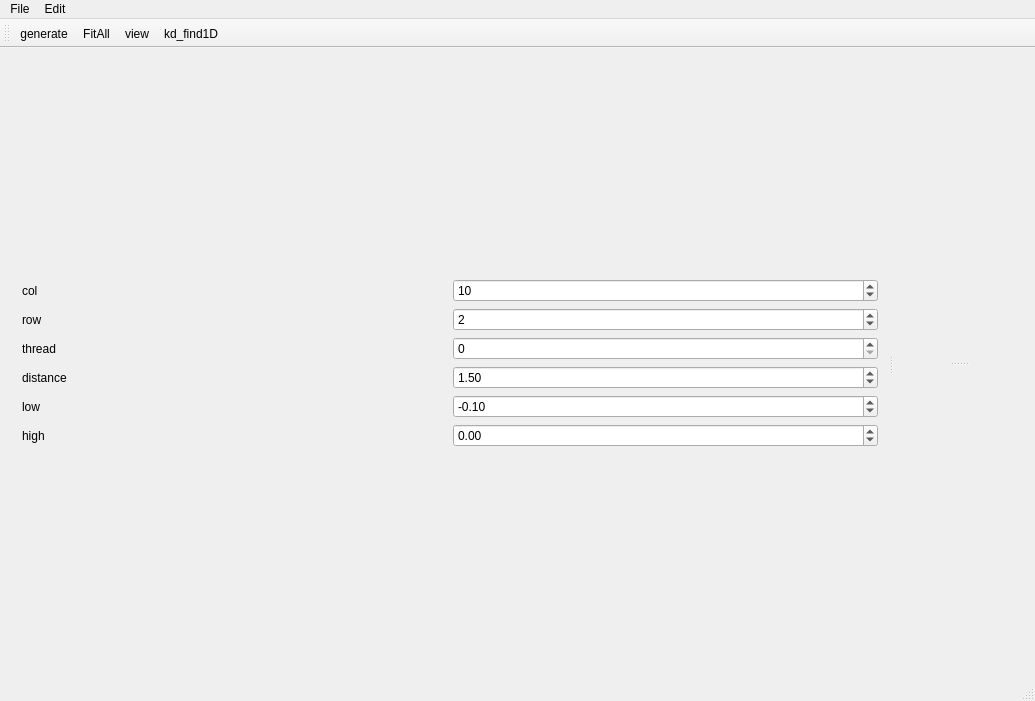
Qt form OccDebuger/MainWindowOcc.ui (WisdomToNorth/OccDemo) before a commit.
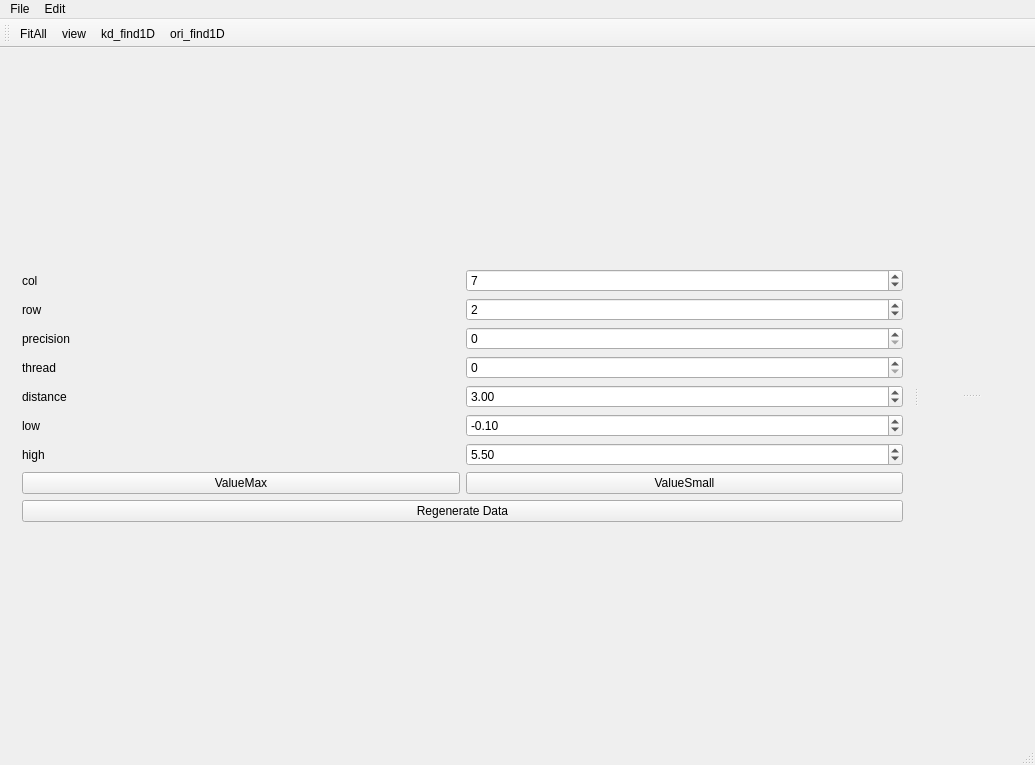
The same form after that commit.

The edit to the form file:
```diff
--- a/OccDebuger/MainWindowOcc.ui
+++ b/OccDebuger/MainWindowOcc.ui
@@ -7,7 +7,7 @@
     <x>0</x>
     <y>0</y>
     <width>1035</width>
-    <height>701</height>
+    <height>765</height>
    </rect>
   </property>
   <property name="windowTitle">
@@ -27,6 +27,62 @@
        <layout class="QGridLayout" name="gridLayout_3">
         <item row="0" column="0">
          <layout class="QGridLayout" name="gridLayout_2">
+          <item row="2" column="1">
+           <widget class="QSpinBox" name="sb_precision">
+            <property name="maximum">
+             <number>64</number>
+            </property>
+           </widget>
+          </item>
+          <item row="1" column="1">
+           <widget class="QSpinBox" name="sb_row">
+            <property name="maximum">
+             <number>300</number>
+            </property>
+            <property name="value">
+             <number>2</number>
+            </property>
+           </widget>
+          </item>
+          <item row="7" column="1">
+           <widget class="QDoubleSpinBox" name="dsb_low">
+            <property name="minimum">
+             <double>-1000.000000000000000</double>
+            </property>
+            <property name="maximum">
+             <double>1000.000000000000000</double>
+            </property>
+            <property name="singleStep">
+             <double>0.100000000000000</double>
+            </property>
+            <property name="value">
+             <double>-0.100000000000000</double>
+            </property>
+           </widget>
+          </item>
+          <item row="7" column="0">
+           <widget class="QLabel" name="lb_low">
+            <property name="text">
+             <string>low</string>
+            </property>
+           </widget>
+          </item>
+          <item row="8" column="1">
+           <widget class="QDoubleSpinBox" name="dsb_high">
+            <property name="minimum">
+             <double>-1000.000000000000000</double>
+            </property>
+            <property name="maximum">
+             <double>1000.000000000000000</double>
+            </property>
+            <property name="singleStep">
+             <double>0.100000000000000</double>
+            </property>
+            <property name="value">
+             <double>5.500000000000000</double>
+            </property>
+           </widget>
+          </item>
           <item row="1" column="0">
            <widget class="QLabel" name="label_4">
             <property name="text">
@@ -34,26 +90,6 @@
             </property>
            </widget>
           </item>
-          <item row="5" column="1">
-           <widget class="QDoubleSpinBox" name="dsb_high">
-            <property name="minimum">
-             <double>-1000.000000000000000</double>
-            </property>
-            <property name="maximum">
-             <double>1000.000000000000000</double>
-            </property>
-            <property name="singleStep">
-             <double>0.100000000000000</double>
-            </property>
-           </widget>
-          </item>
-          <item row="4" column="0">
-           <widget class="QLabel" name="lb_low">
-            <property name="text">
-             <string>low</string>
-            </property>
-           </widget>
-          </item>
           <item row="0" column="0">
            <widget class="QLabel" name="label_3">
             <property name="text">
@@ -61,43 +97,41 @@
             </property>
            </widget>
           </item>
-          <item row="5" column="0">
+          <item row="8" column="0">
            <widget class="QLabel" name="lb_high">
             <property name="text">
              <string>high</string>
             </property>
            </widget>
           </item>
-          <item row="3" column="0">
+          <item row="2" column="0">
+           <widget class="QLabel" name="label_6">
+            <property name="text">
+             <string>precision</string>
+            </property>
+           </widget>
+          </item>
+          <item row="6" column="0">
            <widget class="QLabel" name="lb_low_2">
             <property name="text">
              <string>distance</string>
             </property>
            </widget>
           </item>
-          <item row="1" column="1">
-           <widget class="QSpinBox" name="sb_row">
-            <property name="maximum">
-             <number>300</number>
-            </property>
-            <property name="value">
-             <number>2</number>
-            </property>
-           </widget>
-          </item>
-          <item row="4" column="1">
-           <widget class="QDoubleSpinBox" name="dsb_low">
-            <property name="minimum">
-             <double>-1000.000000000000000</double>
-            </property>
-            <property name="maximum">
-             <double>1000.000000000000000</double>
-            </property>
+          <item row="6" column="1">
+           <widget class="QDoubleSpinBox" name="dsb_distance">
             <property name="singleStep">
              <double>0.100000000000000</double>
             </property>
             <property name="value">
-             <double>-0.100000000000000</double>
+             <double>3.000000000000000</double>
+            </property>
+           </widget>
+          </item>
+          <item row="10" column="0" colspan="2">
+           <widget class="QPushButton" name="pb_generate">
+            <property name="text">
+             <string>Regenerate Data</string>
             </property>
            </widget>
           </item>
@@ -107,31 +141,35 @@
              <number>300</number>
             </property>
             <property name="value">
-             <number>10</number>
+             <number>7</number>
             </property>
            </widget>
           </item>
-          <item row="2" column="0">
+          <item row="5" column="1">
+           <widget class="QSpinBox" name="sb_core">
+            <property name="maximum">
+             <number>64</number>
+            </property>
+           </widget>
+          </item>
+          <item row="5" column="0">
            <widget class="QLabel" name="label_5">
             <property name="text">
              <string>thread</string>
             </property>
            </widget>
           </item>
-          <item row="2" column="1">
-           <widget class="QSpinBox" name="sb_core">
-            <property name="maximum">
-             <number>64</number>
+          <item row="9" column="0">
+           <widget class="QPushButton" name="pb_valueMax">
+            <property name="text">
+             <string>ValueMax</string>
             </property>
            </widget>
           </item>
-          <item row="3" column="1">
-           <widget class="QDoubleSpinBox" name="dsb_distance">
-            <property name="singleStep">
-             <double>0.100000000000000</double>
-            </property>
-            <property name="value">
-             <double>1.500000000000000</double>
+          <item row="9" column="1">
+           <widget class="QPushButton" name="pb_valueSmall">
+            <property name="text">
+             <string>ValueSmall</string>
             </property>
            </widget>
           </item>
@@ -190,10 +228,10 @@
    <attribute name="toolBarBreak">
     <bool>false</bool>
    </attribute>
-   <addaction name="actionGenerate"/>
    <addaction name="actionFitAll"/>
    <addaction name="actionview"/>
    <addaction name="actionkd_find1D"/>
+   <addaction name="actionori_find1D"/>
   </widget>
   <widget class="QStatusBar" name="statusBar"/>
   <action name="actionGenerate">
@@ -231,6 +269,11 @@
     <string>kd_find1D</string>
    </property>
   </action>
+  <action name="actionori_find1D">
+   <property name="text">
+    <string>ori_find1D</string>
+   </property>
+  </action>
  </widget>
  <layoutdefault spacing="6" margin="11"/>
  <resources/>
```
Left out of the diff: 2 changed lines with no effect on the pictures.
